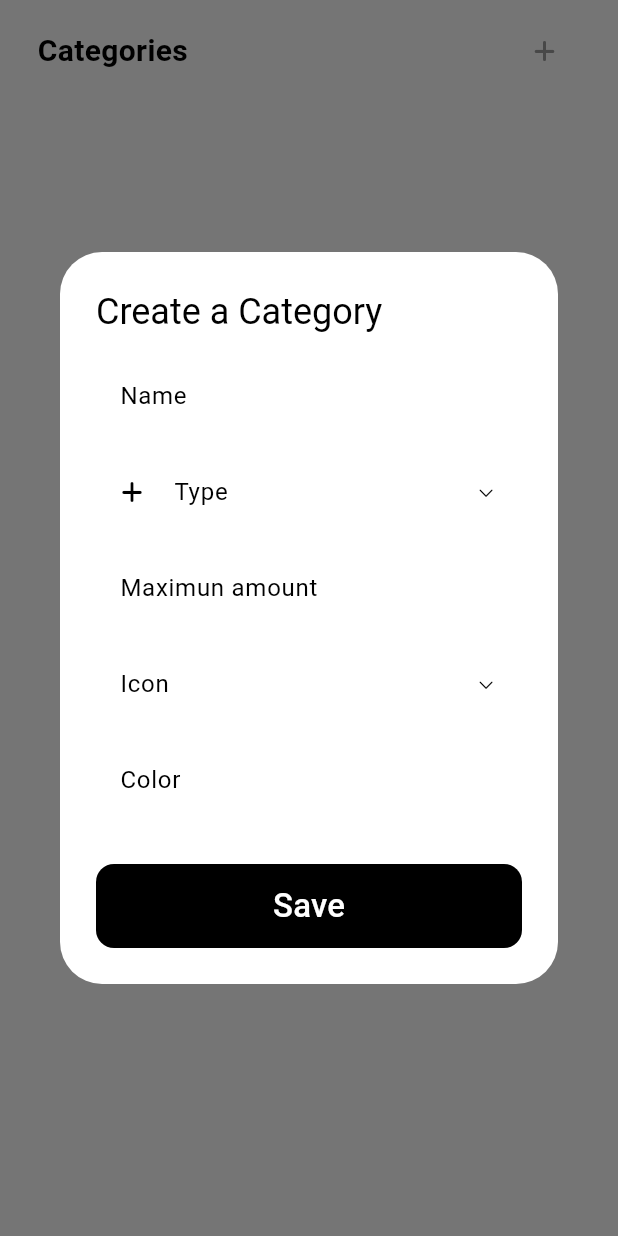
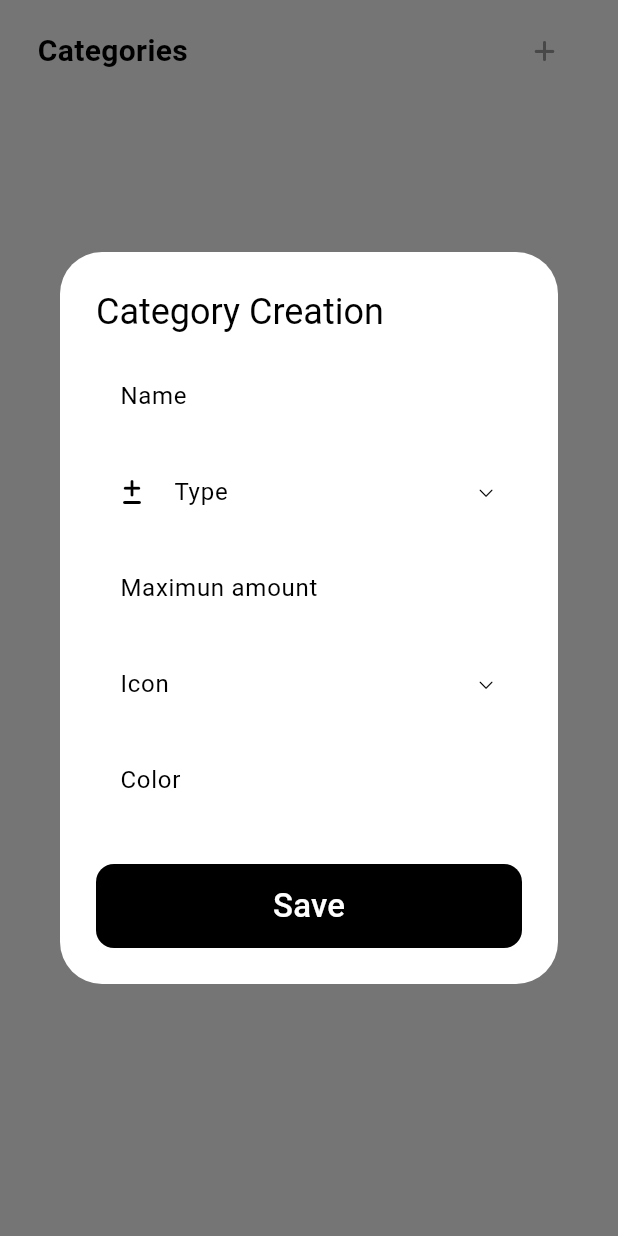
Before and after one commit to JenniOtaku17/Finguin, a Flutter app: the CategoriesPage widget shown alone on an empty page, opened directly, after a tap on an icon or button, on a phone screen of 412 x 824 dp. Run offline on Flutter 3.47's test engine with Material 3 defaults, Android fonts, the phone set to English and light mode, and no system bars; our stand-ins replace bloc, cloud_firestore, cool_alert, equatable, firebase_auth, firebase_core and 8 more; missing offline and left inert: internet_connectivity_checker, simple_month_year_picker; accounts and stored records are empty.

Commit message:
version 1.0.1

```diff
--- a/lib/app.dart
+++ b/lib/app.dart
@@ -1,3 +1,4 @@
+import 'package:finguin/screens/add_transaction/blocs/get_category_transactions_bloc/get_category_transactions_bloc.dart';
 import 'package:finguin/screens/auth/blocs/change_password_bloc/change_password_bloc.dart';
 import 'package:finguin/screens/auth/blocs/logout_bloc/logout_bloc.dart';
 import 'package:finguin/screens/auth/blocs/update_profile_bloc/update_profile_bloc.dart';
@@ -52,6 +53,9 @@ class MyApp extends StatelessWidget {
           create: (context) => GetFilteredTransactionsBloc(transactionRepository),
         ),
         BlocProvider(
+          create: (context) => GetCategoryTransactionsBloc(transactionRepository),
+        ),
+        BlocProvider(
           create: (context) => CreateCategoryBloc(transactionRepository),
         ),
         BlocProvider(
--- a/lib/components/month_picker.dart
+++ b/lib/components/month_picker.dart
@@ -1,13 +1,13 @@
 import 'package:flutter/material.dart';
 import 'package:simple_month_year_picker/simple_month_year_picker.dart';
 
-Future<void> showMonthPicker(BuildContext context, DateTime selectedDate, Function(DateTime) setDate, Function() loadTransactions) async {
+Future<void> showMonthPicker(BuildContext context, DateTime? selectedDate, Function(DateTime) setDate, Function() loadTransactions) async {
   final picked = await SimpleMonthYearPicker.showMonthYearPickerDialog(
     context: context,
     titleTextStyle: TextStyle(),
     monthTextStyle: TextStyle(),
     yearTextStyle: TextStyle(),
-    selectionColor: Color.fromARGB(172, 19, 38, 78),
+    selectionColor: Color.fromARGB(255, 149, 182, 255),
     disableFuture: true, // This will disable future years. it is false by default.
   );
   setDate(picked);
--- /dev/null
+++ b/lib/screens/add_transaction/blocs/get_category_transactions_bloc/get_category_transactions_event.dart
@@ -0,0 +1,19 @@
+part of 'get_category_transactions_bloc.dart';
+
+sealed class GetCategoryTransactionsEvent extends Equatable {
+  const GetCategoryTransactionsEvent();
+
+  @override
+  List<Object?> get props => [];
+}
+
+class GetCategoryTransactions extends GetCategoryTransactionsEvent{
+  final int? month;
+  final int? year;
+  final String category;
+
+  const GetCategoryTransactions({ this.month, this.year, required this.category});
+
+  @override
+  List<Object?> get props => [month, year, category];
+}
--- /dev/null
+++ b/lib/screens/add_transaction/blocs/get_category_transactions_bloc/get_category_transactions_state.dart
@@ -0,0 +1,23 @@
+part of 'get_category_transactions_bloc.dart';
+
+sealed class GetCategoryTransactionsState extends Equatable {
+  const GetCategoryTransactionsState();
+
+  @override
+  List<Object> get props => [];
+}
+
+final class GetCategoryTransactionsInitial extends GetCategoryTransactionsState {}
+
+final class GetCategoryTransactionsFailure extends GetCategoryTransactionsState {}
+final class GetCategoryTransactionsLoading extends GetCategoryTransactionsState {}
+final class GetCategoryTransactionsSuccess extends GetCategoryTransactionsState {
+  final List<Transaction> transactions;
+
+  const GetCategoryTransactionsSuccess(this.transactions);
+
+  @override
+  List<Object> get props => [transactions];
+
+  get categories => null;
+}
--- a/lib/screens/add_transaction/views/category_creation.dart
+++ b/lib/screens/add_transaction/views/category_creation.dart
@@ -12,6 +12,16 @@ Future getCategoryCreation(BuildContext context, Category category) {
 
   final Category originalCategory;
   category != Category.empty ? originalCategory = category : originalCategory = Category.empty;
+
+  // Crear una copia de la categoría para editar
+  Category editableCategory = Category(
+    categoryId: category.categoryId,
+    name: category.name,
+    maxAmount: category.maxAmount,
+    type: category.type,
+    color: category.color,
+    icon: category.icon,
+  );
 
   List<String> categoriesTypes = ["+", "-"];
 
@@ -56,9 +66,10 @@ Future getCategoryCreation(BuildContext context, Category category) {
   TextEditingController categoryTypeController = TextEditingController();
   TextEditingController categoryMaxAmountController = TextEditingController();
 
-  categoryNameController.text = category.name;
-  category.maxAmount != 0 ? categoryMaxAmountController.text = category.maxAmount.toString(): null;
-  category.type == '-'? categoryTypeController.text = 'Deduction' : category.type == '+'? categoryTypeController.text = 'Addition': null;
+  categoryNameController.text = editableCategory.name;
+  editableCategory.color == 0 ? editableCategory.color = 4294967295 : null;
+  editableCategory.maxAmount != 0 ? categoryMaxAmountController.text = editableCategory.maxAmount.toString() : null;
+  editableCategory.type == '-' ? categoryTypeController.text = 'Deduction' : editableCategory.type == '+' ? categoryTypeController.text = 'Addition' : null;
 
   return showDialog(
     context: context,
@@ -79,7 +90,7 @@ Future getCategoryCreation(BuildContext context, Category category) {
                     _isFormValid = false;
                     iconIsExpended = false;
                     typeIsExpended = false;
-                    category = Category.empty;
+                    editableCategory = Category.empty;
                   });
 
                   if(originalCategory != Category.empty){
@@ -104,7 +115,7 @@ Future getCategoryCreation(BuildContext context, Category category) {
                 }
               },
               child: AlertDialog(
-                title: const Text('Create a Category'),
+                title: const Text('Category Creation'),
                 content: SizedBox(
                   width: MediaQuery.of(context).size.width,
                   child: Form(
@@ -161,7 +172,9 @@ Future getCategoryCreation(BuildContext context, Category category) {
                               fillColor: Colors.white,
                               hintText: 'Type',
                               prefixIcon: Icon(
-                                categoryTypeController.text == '-' ? FontAwesomeIcons.minus : FontAwesomeIcons.plus,
+                                editableCategory.type == '-' ? FontAwesomeIcons.minus :
+                                editableCategory.type == '+' ? FontAwesomeIcons.plus:
+                                FontAwesomeIcons.plusMinus,
                                 size: 16,
                               ),
                               suffixIcon: const Icon(CupertinoIcons.chevron_down, size: 12),
@@ -189,8 +202,8 @@ Future getCategoryCreation(BuildContext context, Category category) {
                                         return GestureDetector(
                                           onTap: () {
                                             setState(() {
-                                              category.type = categoriesTypes[i];
-                                              category.type == '-'
+                                              editableCategory.type = categoriesTypes[i];
+                                              editableCategory.type == '-'
                                                   ? categoryTypeController.text = 'Deduction'
                                                   : categoryTypeController.text = "Addition";
                                               typeIsExpended = false;
@@ -249,9 +262,9 @@ Future getCategoryCreation(BuildContext context, Category category) {
                             decoration: InputDecoration(
                               isDense: true,
                               filled: true,
-                              suffixIcon: category.icon != ''?
+                              suffixIcon: editableCategory.icon != ''?
                               ImageIcon(
-                                AssetImage("assets/${category.icon}.png"),
+                                AssetImage("assets/${editableCategory.icon}.png"),
                                 size: 24,
                               )
                               :const Icon(CupertinoIcons.chevron_down, size: 12),
@@ -286,8 +299,9 @@ Future getCategoryCreation(BuildContext context, Category category) {
                                         return GestureDetector(
                                           onTap: () {
                                             setState(() {
-                                              category.icon = categoriesIcons[i];
+                                              editableCategory.icon = categoriesIcons[i];
                                               iconIsExpended = false;
+                                              _isFormValid = _formKey.currentState?.validate() ?? false;
                                             });
                                           },
                                           child: Container(
@@ -296,7 +310,7 @@ Future getCategoryCreation(BuildContext context, Category category) {
                                             decoration: BoxDecoration(
                                               border: Border.all(
                                                 width: 3,
-                                                color: category.icon == categoriesIcons[i]
+                                                color: editableCategory.icon == categoriesIcons[i]
                                                     ? Colors.green
                                                     : Colors.grey,
                                               ),
@@ -323,10 +337,11 @@ Future getCategoryCreation(BuildContext context, Category category) {
                                       mainAxisSize: MainAxisSize.min,
                                       children: [
                                         ColorPicker(
-                                          pickerColor: Color(category.color),
+                                          pickerColor: Color(editableCategory.color),
                                           onColorChanged: (value) {
                                             setState(() {
-                                              category.color = value.value;
+                                              editableCategory.color = value.value;
+                                              _isFormValid = _formKey.currentState?.validate() ?? false;
                                             });
                                           },
                                         ),
@@ -364,7 +379,7 @@ Future getCategoryCreation(BuildContext context, Category category) {
                               suffixIcon: Icon(
                                 CupertinoIcons.app_fill,
                                 size: 30,
-                                color: Color(category.color),
+                                color: Color(editableCategory.color),
                               ),
                               hintText: 'Color',
                               border: OutlineInputBorder(
@@ -384,20 +399,19 @@ Future getCategoryCreation(BuildContext context, Category category) {
                                 : TextButton(
                                     onPressed: _isFormValid
                                     ? () {
+                                        String id;
+                                        editableCategory.categoryId == '' ? id = const Uuid().v1() : id = editableCategory.categoryId;
 
-                                        String id;
-                                        category.categoryId == ''? id = const Uuid().v1() : id = category.categoryId;
-
-                                        category = Category(
+                                        editableCategory = Category(
                                           categoryId: id,
                                           name: categoryNameController.text,
                                           maxAmount: double.parse(categoryMaxAmountController.text),
-                                          type: category.type,
-                                          color: category.color,
-                                          icon: category.icon,
+                                          type: editableCategory.type,
+                                          color: editableCategory.color,
+                                          icon: editableCategory.icon,
                                         );
 
-                                        context.read<CreateCategoryBloc>().add(CreateCategory(category));
+                                        context.read<CreateCategoryBloc>().add(CreateCategory(editableCategory));
                                       }
                                     : null,
                                     style: TextButton.styleFrom(
@@ -424,5 +438,4 @@ Future getCategoryCreation(BuildContext context, Category category) {
       );
     },
   );
-
 }
--- a/packages/transaction_repository/lib/src/transaction_repository.dart
+++ b/packages/transaction_repository/lib/src/transaction_repository.dart
@@ -14,5 +14,7 @@ abstract class TransactionRepository {
 
   Future<List<Transaction>> getFilteredTransactions(int month, int year);
 
+  Future<List<Transaction>> getCategoryTransactionsFiltered(String category, int? month, int? year);
+
   Future<void> deleteTransaction(Transaction transaction);
 }
```
Also changed, not shown: lib/screens/add_transaction/blocs/get_category_transactions_bloc/get_category_transactions_bloc.dart (added, +54 -0 lines), lib/screens/add_transaction/views/add_transaction.dart (+54 -16 lines), lib/screens/add_transaction/views/categories.dart (+11 -0 lines), lib/screens/add_transaction/views/category_transactions.dart (added, +271 -0 lines), lib/screens/stats/chart.dart (+5 -5 lines), packages/transaction_repository/lib/src/firebase_transaction_repository.dart (+34 -3 lines), assets/account-credit-card.png (added), assets/briefcase-minus.png (added), assets/briefcase.png (added), assets/cash-minus.png (added), assets/cash-multiple.png (added), assets/food-apple.png (added).
